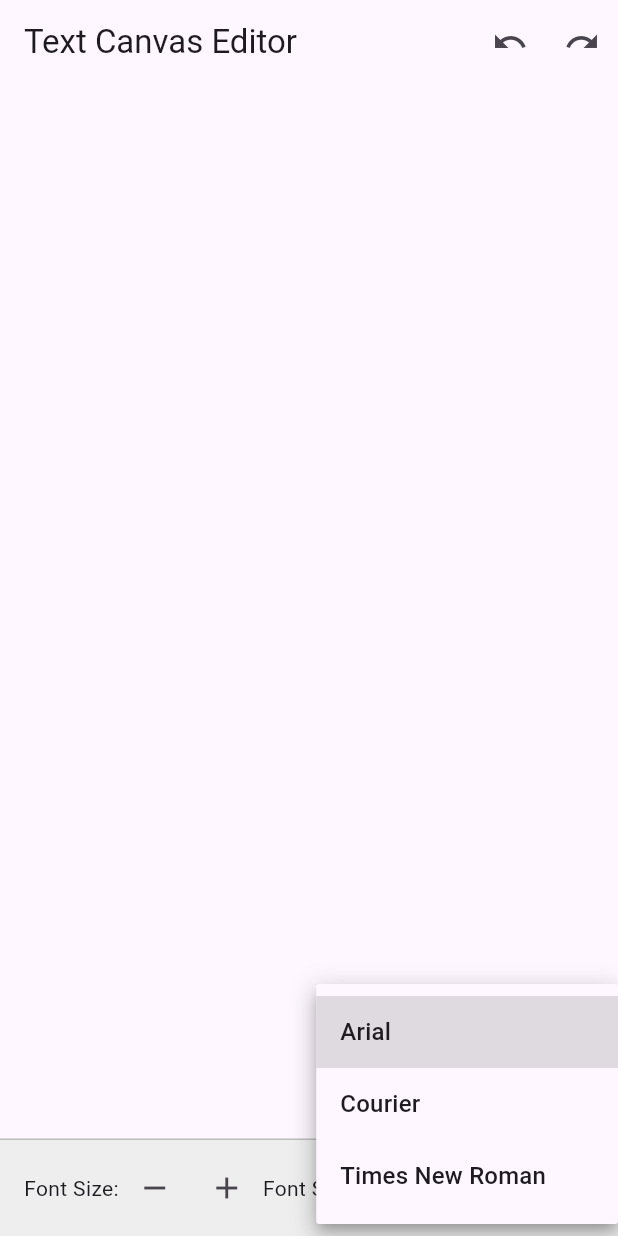
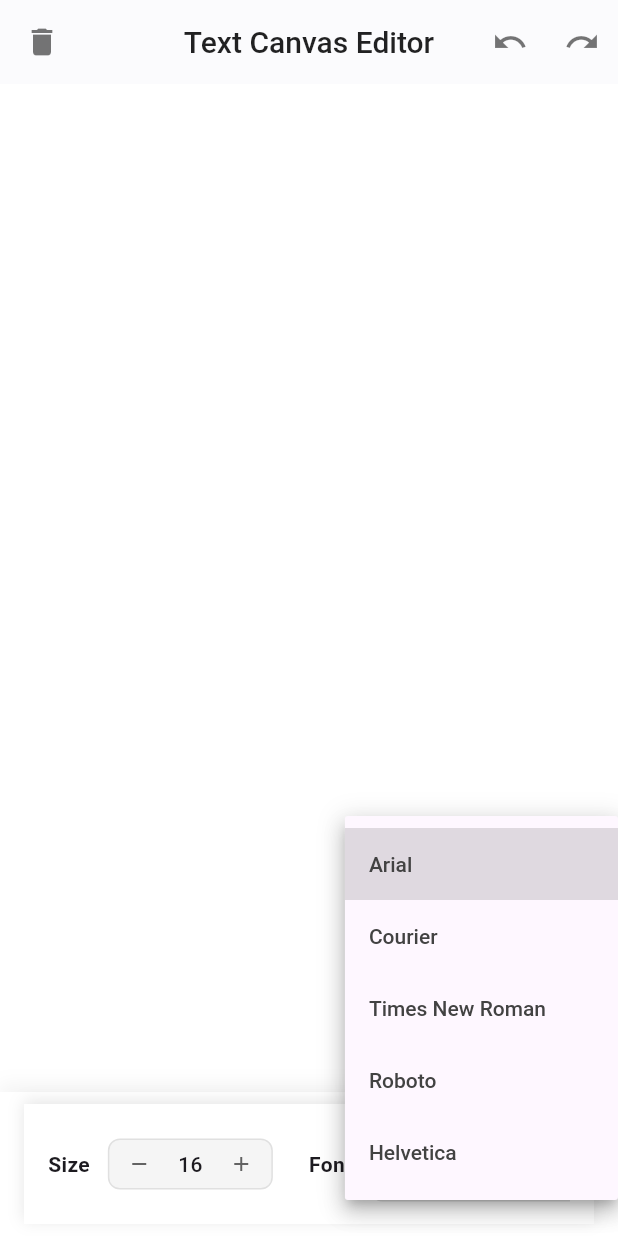
Before and after one commit to may-tas/TextEditingApp, a Flutter app: the screen it shows after launch, after a tap on "Arial", on a phone screen of 412 x 824 dp. Run offline on Flutter 3.47's test engine with Material 3 defaults, Android fonts, the phone set to English and light mode, and no system bars; our stand-ins replace equatable, flutter_bloc, shared_preferences.

Commit message:
fully functional prototype ready

```diff
--- a/lib/ui/screens/canvas_screen.dart
+++ b/lib/ui/screens/canvas_screen.dart
@@ -1,7 +1,7 @@
 import 'package:celebrare_assignment/cubit/canvas_cubit.dart';
 import 'package:celebrare_assignment/cubit/canvas_state.dart';
 import 'package:celebrare_assignment/ui/widgets/editable_text_widget.dart';
-import 'package:celebrare_assignment/ui/widgets/font_control.dart';
+import 'package:celebrare_assignment/ui/widgets/font_controls.dart';
 import 'package:flutter/material.dart';
 import 'package:flutter_bloc/flutter_bloc.dart';
 
@@ -11,15 +11,30 @@ class CanvasScreen extends StatelessWidget {
   @override
   Widget build(BuildContext context) {
     return Scaffold(
+      backgroundColor: Colors.white,
       appBar: AppBar(
-        title: const Text('Text Canvas Editor'),
+        backgroundColor: Colors.white,
+        elevation: 0.5,
+        title: const Text(
+          'Text Canvas Editor',
+          style: TextStyle(
+            color: Colors.black87,
+            fontSize: 20,
+            fontWeight: FontWeight.w500,
+          ),
+        ),
+        centerTitle: true,
+        leading: IconButton(
+          icon: const Icon(Icons.delete, color: Colors.black54),
+          onPressed: () => context.read<CanvasCubit>().clearCanvas(),
+        ),
         actions: [
           IconButton(
-            icon: const Icon(Icons.undo),
+            icon: const Icon(Icons.undo, color: Colors.black54),
             onPressed: () => context.read<CanvasCubit>().undo(),
           ),
           IconButton(
-            icon: const Icon(Icons.redo),
+            icon: const Icon(Icons.redo, color: Colors.black54),
             onPressed: () => context.read<CanvasCubit>().redo(),
           ),
         ],
@@ -31,21 +46,60 @@ class CanvasScreen extends StatelessWidget {
               ...state.textItems.asMap().entries.map((entry) {
                 final index = entry.key;
                 final textItem = entry.value;
-
                 return Positioned(
                   left: textItem.x,
                   top: textItem.y,
-                  child: EditableTextWidget(index: index, textItem: textItem),
+                  child: GestureDetector(
+                    onPanUpdate: (details) {
+                      context.read<CanvasCubit>().moveText(
+                            index,
+                            textItem.x + details.delta.dx,
+                            textItem.y + details.delta.dy,
+                          );
+                    },
+                    child: EditableTextWidget(index: index, textItem: textItem),
+                  ),
                 );
               }),
             ],
           );
         },
       ),
-      bottomNavigationBar: const FontControls(),
-      floatingActionButton: FloatingActionButton(
-        onPressed: () => context.read<CanvasCubit>().addText('New Text'),
-        child: const Icon(Icons.add),
+      bottomNavigationBar: Container(
+        decoration: BoxDecoration(
+          color: Colors.white,
+          boxShadow: [
+            BoxShadow(
+              color: Colors.black.withOpacity(0.05),
+              blurRadius: 10,
+              offset: const Offset(0, -5),
+            ),
+          ],
+        ),
+        child: const SafeArea(
+          child: Padding(
+            padding: EdgeInsets.symmetric(horizontal: 16, vertical: 8),
+            child: FontControls(),
+          ),
+        ),
+      ),
+      floatingActionButton: Container(
+        decoration: BoxDecoration(
+          borderRadius: BorderRadius.circular(16),
+          boxShadow: [
+            BoxShadow(
+              color: Colors.purple.withOpacity(0.3),
+              blurRadius: 8,
+              offset: const Offset(0, 4),
+            ),
+          ],
+        ),
+        child: FloatingActionButton(
+          backgroundColor: Colors.purple[100],
+          elevation: 0,
+          onPressed: () => context.read<CanvasCubit>().addText('New Text'),
+          child: const Icon(Icons.add, color: Colors.deepPurple),
+        ),
       ),
     );
   }
--- a/lib/ui/widgets/font_control.dart
+++ /dev/null
@@ -1,95 +0,0 @@
-import 'package:celebrare_assignment/cubit/canvas_cubit.dart';
-import 'package:flutter/material.dart';
-import 'package:flutter_bloc/flutter_bloc.dart';
-
-class FontControls extends StatelessWidget {
-  const FontControls({Key? key}) : super(key: key);
-
-  @override
-  Widget build(BuildContext context) {
-    return Container(
-      padding: const EdgeInsets.symmetric(horizontal: 16.0, vertical: 8.0),
-      decoration: BoxDecoration(
-        color: Colors.grey[200],
-        border: Border(top: BorderSide(color: Colors.grey[400]!, width: 1)),
-      ),
-      child: Row(
-        mainAxisAlignment: MainAxisAlignment.spaceBetween,
-        children: [
-          // Font Size Controls
-          Row(
-            children: [
-              const Text('Font Size:'),
-              IconButton(
-                icon: const Icon(Icons.remove),
-                onPressed: () {
-                  final selectedIndex =
-                      context.read<CanvasCubit>().state.textItems.length - 1;
-                  if (selectedIndex >= 0) {
-                    final currentSize = context
-                        .read<CanvasCubit>()
-                        .state
-                        .textItems[selectedIndex]
-                        .fontSize;
-                    context.read<CanvasCubit>().changeFontSize(
-                        selectedIndex, (currentSize - 2).clamp(8.0, 64.0));
-                  }
-                },
-              ),
-              IconButton(
-                icon: const Icon(Icons.add),
-                onPressed: () {
-                  final selectedIndex =
-                      context.read<CanvasCubit>().state.textItems.length - 1;
-                  if (selectedIndex >= 0) {
-                    final currentSize = context
-                        .read<CanvasCubit>()
-                        .state
-                        .textItems[selectedIndex]
-                        .fontSize;
-                    context.read<CanvasCubit>().changeFontSize(
-                        selectedIndex, (currentSize + 2).clamp(8.0, 64.0));
-                  }
-                },
-              ),
-            ],
-          ),
-
-          // Font Family Dropdown
-          Row(
-            children: [
-              const Text('Font Style:'),
-              DropdownButton<String>(
-                value: context.read<CanvasCubit>().state.textItems.isNotEmpty
-                    ? context
-                        .read<CanvasCubit>()
-                        .state
-                        .textItems
-                        .last
-                        .fontFamily
-                    : 'Arial',
-                items: const [
-                  DropdownMenuItem(value: 'Arial', child: Text('Arial')),
-                  DropdownMenuItem(value: 'Courier', child: Text('Courier')),
-                  DropdownMenuItem(
-                      value: 'Times New Roman', child: Text('Times New Roman')),
-                ],
-                onChanged: (value) {
-                  if (value != null) {
-                    final selectedIndex =
-                        context.read<CanvasCubit>().state.textItems.length - 1;
-                    if (selectedIndex >= 0) {
-                      context
-                          .read<CanvasCubit>()
-                          .changeFontStyle(selectedIndex, value);
-                    }
-                  }
-                },
-              ),
-            ],
-          ),
-        ],
-      ),
-    );
-  }
-}
--- /dev/null
+++ b/lib/ui/widgets/font_controls.dart
@@ -0,0 +1,193 @@
+import 'package:celebrare_assignment/cubit/canvas_cubit.dart';
+import 'package:celebrare_assignment/cubit/canvas_state.dart';
+import 'package:flutter/material.dart';
+import 'package:flutter_bloc/flutter_bloc.dart';
+
+class FontControls extends StatelessWidget {
+  const FontControls({super.key});
+
+  @override
+  Widget build(BuildContext context) {
+    return Container(
+      height: 80,
+      padding: const EdgeInsets.symmetric(horizontal: 16.0, vertical: 8.0),
+      decoration: BoxDecoration(
+        color: Colors.white,
+        boxShadow: [
+          BoxShadow(
+            color: Colors.black.withOpacity(0.1),
+            blurRadius: 8,
+            offset: const Offset(0, -2),
+          ),
+        ],
+      ),
+      child: SingleChildScrollView(
+        scrollDirection: Axis.horizontal,
+        child: Row(
+          children: [
+            _buildFontSizeControls(context),
+            const SizedBox(width: 24),
+            _buildFontStyleControls(context),
+          ],
+        ),
+      ),
+    );
+  }
+
+  Widget _buildFontSizeControls(BuildContext context) {
+    return Row(
+      mainAxisSize: MainAxisSize.min,
+      children: [
+        const Text(
+          'Size',
+          style: TextStyle(
+            fontWeight: FontWeight.w600,
+            fontSize: 14,
+          ),
+        ),
+        const SizedBox(width: 12),
+        Container(
+          padding: const EdgeInsets.symmetric(horizontal: 4),
+          decoration: BoxDecoration(
+            color: Colors.grey[100],
+            borderRadius: BorderRadius.circular(8),
+            border: Border.all(color: Colors.grey[300]!),
+          ),
+          child: Row(
+            mainAxisSize: MainAxisSize.min,
+            children: [
+              _buildSizeButton(
+                context: context,
+                icon: Icons.remove,
+                onPressed: () => _changeFontSize(context, decrease: true),
+              ),
+              BlocBuilder<CanvasCubit, CanvasState>(
+                builder: (context, state) {
+                  final fontSize = state.textItems.isNotEmpty
+                      ? state.textItems.last.fontSize.round()
+                      : 16;
+                  return Container(
+                    constraints: const BoxConstraints(minWidth: 36),
+                    padding: const EdgeInsets.symmetric(horizontal: 8),
+                    child: Text(
+                      '$fontSize',
+                      textAlign: TextAlign.center,
+                      style: const TextStyle(
+                        fontWeight: FontWeight.w500,
+                        fontSize: 14,
+                      ),
+                    ),
+                  );
+                },
+              ),
+              _buildSizeButton(
+                context: context,
+                icon: Icons.add,
+                onPressed: () => _changeFontSize(context, decrease: false),
+              ),
+            ],
+          ),
+        ),
+      ],
+    );
+  }
+
+  Widget _buildFontStyleControls(BuildContext context) {
+    return Row(
+      mainAxisSize: MainAxisSize.min,
+      children: [
+        const Text(
+          'Font',
+          style: TextStyle(
+            fontWeight: FontWeight.w600,
+            fontSize: 14,
+          ),
+        ),
+        const SizedBox(width: 12),
+        Container(
+          padding: const EdgeInsets.symmetric(horizontal: 12),
+          decoration: BoxDecoration(
+            color: Colors.grey[100],
+            borderRadius: BorderRadius.circular(8),
+            border: Border.all(color: Colors.grey[300]!),
+          ),
+          child: BlocBuilder<CanvasCubit, CanvasState>(
+            builder: (context, state) {
+              final currentFont = state.textItems.isNotEmpty
+                  ? state.textItems.last.fontFamily
+                  : 'Arial';
+              return DropdownButtonHideUnderline(
+                child: DropdownButton<String>(
+                  value: currentFont,
+                  items: const [
+                    DropdownMenuItem(value: 'Arial', child: Text('Arial')),
+                    DropdownMenuItem(value: 'Courier', child: Text('Courier')),
+                    DropdownMenuItem(
+                        value: 'Times New Roman',
+                        child: Text('Times New Roman')),
+                    DropdownMenuItem(value: 'Roboto', child: Text('Roboto')),
+                    DropdownMenuItem(
+                        value: 'Helvetica', child: Text('Helvetica')),
+                  ],
+                  onChanged: (value) => _changeFontFamily(context, value),
+                  style: TextStyle(
+                    color: Colors.grey[800],
+                    fontSize: 14,
+                    fontWeight: FontWeight.w500,
+                  ),
+                  icon: Icon(Icons.arrow_drop_down, color: Colors.grey[600]),
+                ),
+              );
+            },
+          ),
+        ),
+      ],
+    );
+  }
+
+  Widget _buildSizeButton({
+    required BuildContext context,
+    required IconData icon,
+    required VoidCallback onPressed,
+  }) {
+    return Material(
+      color: Colors.transparent,
+      child: InkWell(
+        borderRadius: BorderRadius.circular(4),
+        onTap: onPressed,
+        child: Padding(
+          padding: const EdgeInsets.all(8.0),
+          child: Icon(
+            icon,
+            size: 16,
+            color: Colors.grey[700],
+          ),
+        ),
+      ),
+    );
+  }
+
+  void _changeFontSize(BuildContext context, {required bool decrease}) {
+    final selectedIndex =
+        context.read<CanvasCubit>().state.textItems.length - 1;
+    if (selectedIndex >= 0) {
+      final currentSize =
+          context.read<CanvasCubit>().state.textItems[selectedIndex].fontSize;
+      final newSize = decrease ? currentSize - 2 : currentSize + 2;
+      context.read<CanvasCubit>().changeFontSize(
+            selectedIndex,
+            newSize.clamp(8.0, 64.0),
+          );
+    }
+  }
+
+  void _changeFontFamily(BuildContext context, String? value) {
+    if (value != null) {
+      final selectedIndex =
+          context.read<CanvasCubit>().state.textItems.length - 1;
+      if (selectedIndex >= 0) {
+        context.read<CanvasCubit>().changeFontStyle(selectedIndex, value);
+      }
+    }
+  }
+}
```
Also changed, not shown: lib/cubit/canvas_cubit.dart (+20 -4 lines), lib/ui/widgets/editable_text_widget.dart (+58 -11 lines).
